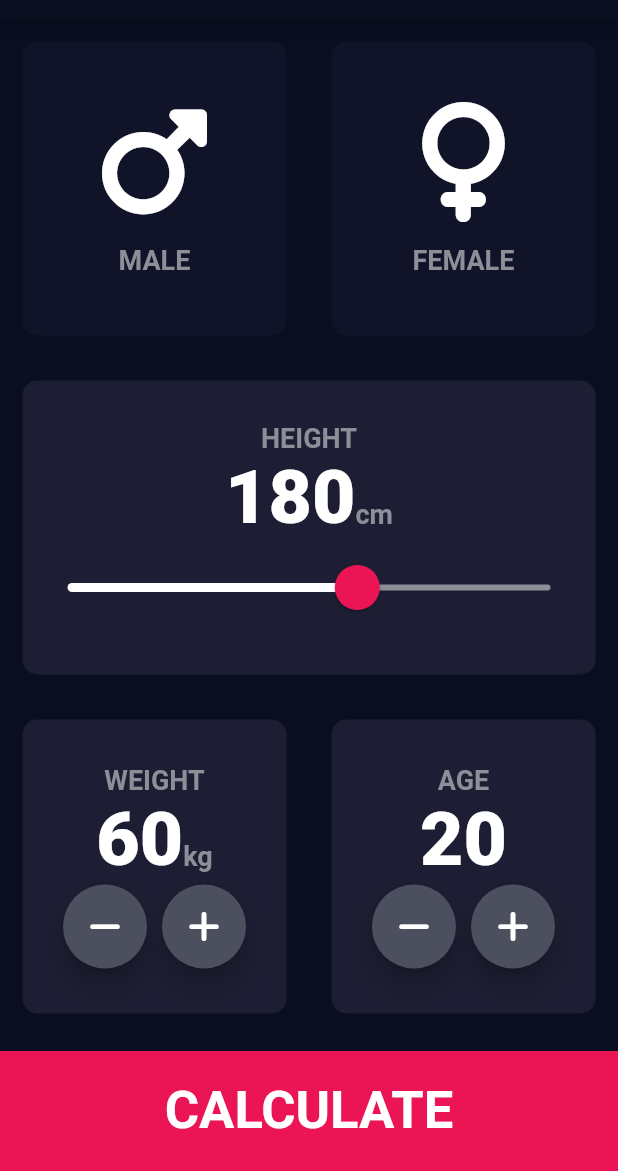
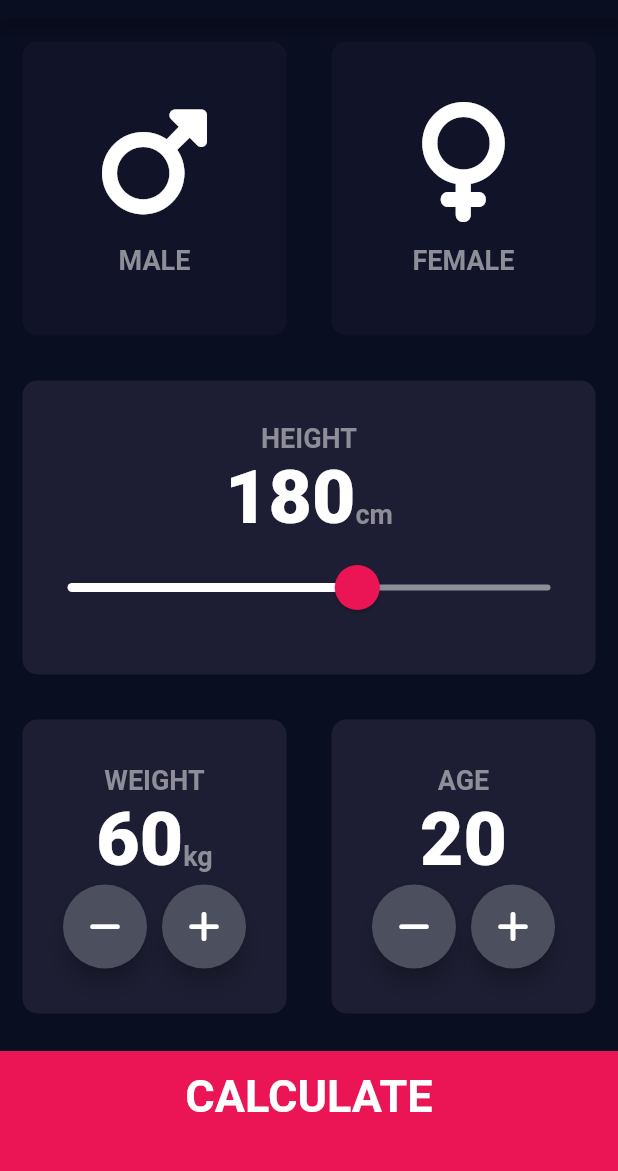
Before and after one commit to gTambo/flutter_tutorial_bmi_calculator, a Flutter app: the screen it shows after launch, on a phone screen of 412 x 824 dp, the part 65-1236 px from its top. Run offline on Flutter 3.47's test engine with Material 2 defaults, Android fonts, the phone set to English and light mode, and no system bars; our stand-ins replace font_awesome_flutter.

Commit message:
refactor bottom bar styling

```diff
--- a/lib/constants.dart
+++ b/lib/constants.dart
@@ -15,3 +15,6 @@ const kNumberTextStyle = TextStyle(
   fontSize: 50,
   fontWeight: FontWeight.w900,
 );
+
+const kLargeButtonTextStyle =
+    TextStyle(fontSize: 30, fontWeight: FontWeight.bold);
--- a/lib/input_page.dart
+++ b/lib/input_page.dart
@@ -1,3 +1,4 @@
+import 'package:bmi_calculator/results_page.dart';
 import 'package:flutter/material.dart';
 import 'package:font_awesome_flutter/font_awesome_flutter.dart';
 import 'reusable_card.dart';
@@ -218,19 +219,22 @@ class _InputPageState extends State<InputPage> {
                 child: Center(
                   child: Text(
                     'CALCULATE',
-                    style: TextStyle(
-                      fontSize: 35,
-                      fontWeight: FontWeight.bold,
-                    ),
+                    style: kLargeButtonTextStyle,
                   ),
                 ),
                 color: kBottomContainerColor,
                 margin: EdgeInsets.only(top: 10),
+                padding: EdgeInsets.only(bottom: 20),
                 width: double.infinity,
                 height: kBottomContainerHeight,
               ),
               onTap: () {
-                Navigator.pushNamed(context, '/calculate');
+                Navigator.push(
+                  context,
+                  MaterialPageRoute(
+                    builder: (context) => ResultsPage(),
+                  ),
+                );
               },
             ),
           ],
--- a/lib/main.dart
+++ b/lib/main.dart
@@ -24,11 +24,12 @@ class BMICalculator extends StatelessWidget {
         ),
         // appBarTheme: AppBarTheme(color: Colors.red),
       ),
-      initialRoute: '/',
-      routes: {
-        '/': (context) => InputPage(),
-        '/calculate': (context) => ResultsPage(),
-      },
+      home: InputPage(),
+      // initialRoute: '/',
+      // routes: {
+      //   '/': (context) => InputPage(),
+      //   '/calculate': (context) => ResultsPage(),
+      // },
     );
   }
 }
```
